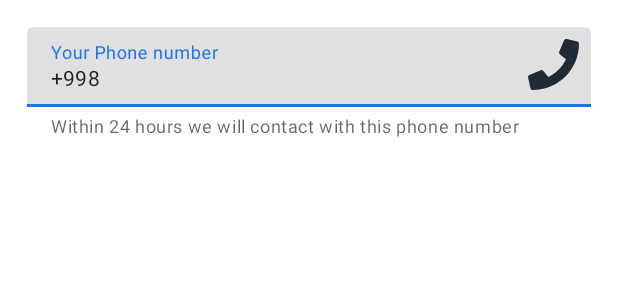
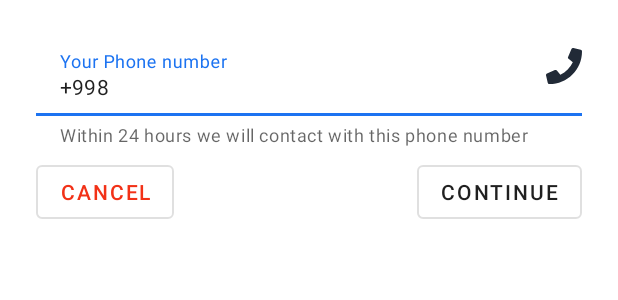
Before and after one commit to maxmudovmustafa/BookZumda, an Android app: the layout item_registration.xml on its own in the app's theme, with its tools: preview values and no code run, on a phone screen of 412 x 824 dp. Shown: the top 300 px of the screen. Run offline under Robolectric (Android 15) with nearby library versions, the phone set to English and light mode, and no system bars.

```diff
--- a/app/src/main/AndroidManifest.xml
+++ b/app/src/main/AndroidManifest.xml
@@ -17,7 +17,7 @@
             android:name=".ui.AppActivity"
             android:launchMode="singleInstance"
             android:theme="@style/AppTheme.Splash"
-            android:windowSoftInputMode="adjustResize">
+            android:windowSoftInputMode="stateHidden|adjustResize">
             <intent-filter>
                 <action android:name="android.intent.action.MAIN" />
                 <category android:name="android.intent.category.LAUNCHER" />
--- a/app/src/main/java/uz/ssd/bookzumda/ui/AppActivity.kt
+++ b/app/src/main/java/uz/ssd/bookzumda/ui/AppActivity.kt
@@ -1,6 +1,7 @@
 package uz.ssd.bookzumda.ui
 
 import android.os.Bundle
+import android.view.WindowManager
 import android.widget.Toast
 import androidx.fragment.app.Fragment
 import androidx.fragment.app.FragmentTransaction
@@ -62,6 +63,7 @@ class AppActivity: MvpAppCompatActivity() {
         if (savedInstanceState == null) {
             appLauncher.coldStart()
         }
+        window.setSoftInputMode(WindowManager.LayoutParams.SOFT_INPUT_STATE_ALWAYS_HIDDEN)
     }
 
     override fun onResumeFragments() {
--- a/app/src/main/java/uz/ssd/bookzumda/util/ElegantNumberButton.java
+++ b/app/src/main/java/uz/ssd/bookzumda/util/ElegantNumberButton.java
@@ -111,6 +111,10 @@ public class ElegantNumberButton extends RelativeLayout {
         a.recycle();
     }
 
+    public String getValue() {
+        return textView.getText().toString();
+    }
+
     private void callListener(View view) {
         if (mListener != null) {
             mListener.onClick(view);
--- a/app/src/main/res/layout/fragment_dashboard_detail.xml
+++ b/app/src/main/res/layout/fragment_dashboard_detail.xml
@@ -121,6 +121,7 @@
                     android:layout_width="160dp"
                     app:backGroundColor="@color/white"
                     app:textColor="@color/white"
+                    app:initialNumber="1"
                     android:layout_height="wrap_content" />
 
                 <View
--- a/app/src/main/res/layout/item_counter.xml
+++ b/app/src/main/res/layout/item_counter.xml
@@ -13,12 +13,13 @@
         android:background="@android:color/transparent"
         android:text="-" />
 
-    <TextView
+    <EditText
         android:id="@+id/number_counter"
         android:layout_width="0dp"
         android:layout_height="match_parent"
         android:layout_gravity="center"
         android:layout_weight="1"
+        android:inputType="number"
         android:textColor="@color/black"
         android:background="@android:color/transparent"
         android:gravity="center" />
--- a/app/src/main/res/layout/item_registration.xml
+++ b/app/src/main/res/layout/item_registration.xml
@@ -2,13 +2,15 @@
 <FrameLayout xmlns:android="http://schemas.android.com/apk/res/android"
     android:layout_width="match_parent"
     android:layout_height="wrap_content"
-    android:layout_margin="10dp"
-    android:padding="8dp"
+    android:layout_margin="12dp"
+    android:padding="12dp"
+    android:background="@color/white"
     xmlns:app="http://schemas.android.com/apk/res-auto">
 
     <com.google.android.material.textfield.TextInputLayout
         android:layout_width="match_parent"
         android:layout_weight="1"
+        android:background="@color/white"
         app:helperText="@string/phone_number_helper"
         android:layout_height="wrap_content">
 
@@ -17,6 +19,7 @@
             android:layout_width="match_parent"
             android:layout_height="wrap_content"
             android:text="+998"
+            android:background="@color/white"
             android:inputType="number"
             android:maxLength="19"
             android:textSize="14sp"
@@ -25,11 +28,29 @@
 
     <ImageView
         android:id="@+id/imgScan"
-        android:layout_width="50dp"
-        android:layout_height="50dp"
+        android:layout_width="24dp"
+        android:layout_height="24dp"
         android:src="@drawable/ic_phone_call"
-        android:paddingTop="8dp"
-        android:paddingBottom="8dp"
+        android:layout_marginTop="8dp"
         android:layout_gravity="end" />
 
+    <Button
+        android:id="@+id/btnNext"
+        android:layout_width="wrap_content"
+        android:layout_height="wrap_content"
+        android:layout_gravity="bottom|end|center"
+        android:text="@string/next"
+        android:layout_marginTop="80dp"
+        android:textColor="@color/primary_text"
+        style="@style/Widget.MaterialComponents.Button.OutlinedButton"/>
+    <com.google.android.material.button.MaterialButton
+        android:id="@+id/btnCancel"
+        android:layout_width="wrap_content"
+        android:layout_height="wrap_content"
+        android:layout_gravity="bottom|start|center"
+        android:text="@string/cancel"
+        android:layout_marginTop="80dp"
+        android:textColor="@color/red"
+        style="@style/Widget.MaterialComponents.Button.OutlinedButton"/>
+
 </FrameLayout>
```
Also changed, not shown: app/src/main/java/uz/ssd/bookzumda/entity/Tupe4.kt (added, +12 -0 lines), app/src/main/java/uz/ssd/bookzumda/presentation/dashboard/detail/DetailBookPresentor.kt (+16 -9 lines), app/src/main/java/uz/ssd/bookzumda/ui/dashboard/detail/DetailBookFragment.kt (+52 -19 lines), app/src/main/java/uz/ssd/bookzumda/ui/global/Extentions.kt (+0 -20 lines).
